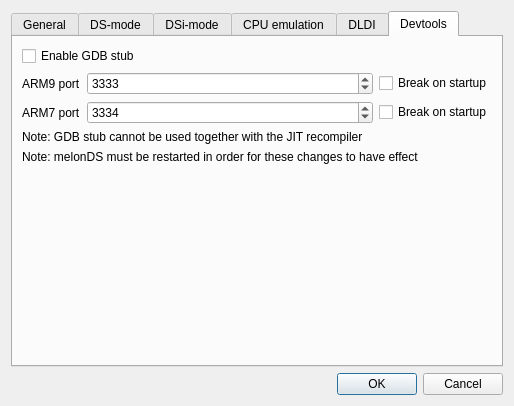
The window that src/frontend/qt_sdl/EmuSettingsDialog.ui (vitor251093/KHMelonMix) describes before a commit, drawn with Qt 5.
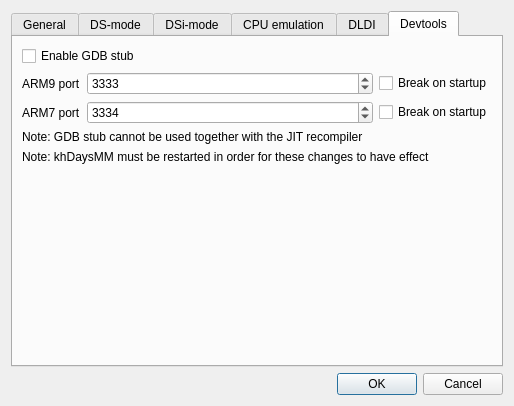
The same window after the commit. Custom widgets are drawn as their Qt base class.

Diff of the .ui file:
```diff
--- a/src/frontend/qt_sdl/EmuSettingsDialog.ui
+++ b/src/frontend/qt_sdl/EmuSettingsDialog.ui
@@ -610,7 +610,7 @@
        <item row="4" column="0" colspan="7">
         <widget class="QLabel" name="label_18">
          <property name="text">
-          <string>Note: melonDS must be restarted in order for these changes to have effect</string>
+          <string>Note: khDaysMM must be restarted in order for these changes to have effect</string>
          </property>
         </widget>
        </item>
```
Left out of the diff: 2 changed lines with no effect on the pictures.
